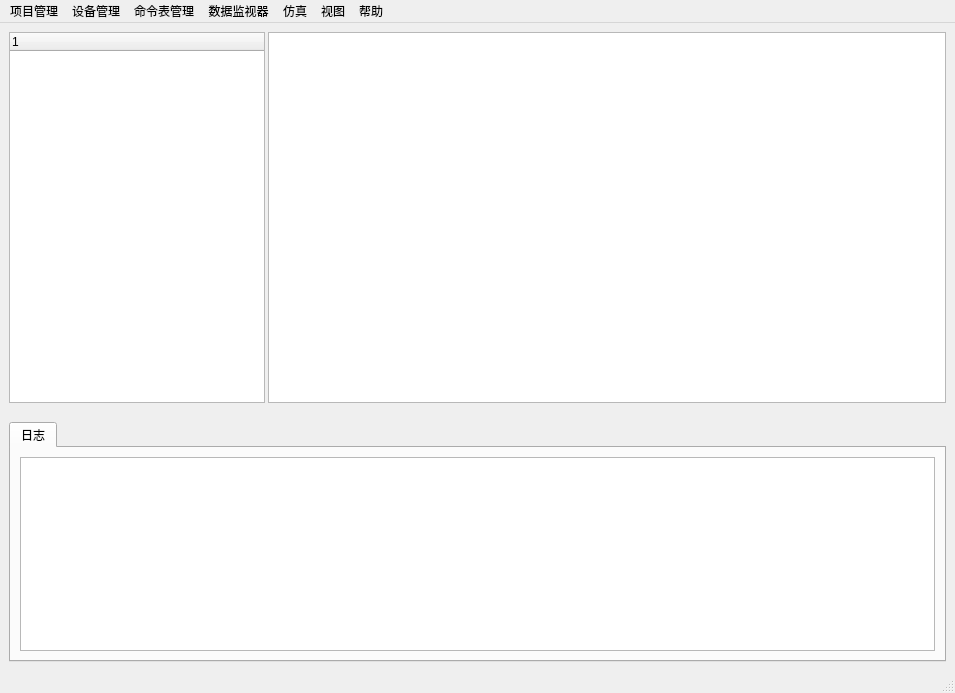
Before: the Qt Designer form mainwindow.ui in RobbinLin7/ARINC659-SIM, drawn with Qt 5.
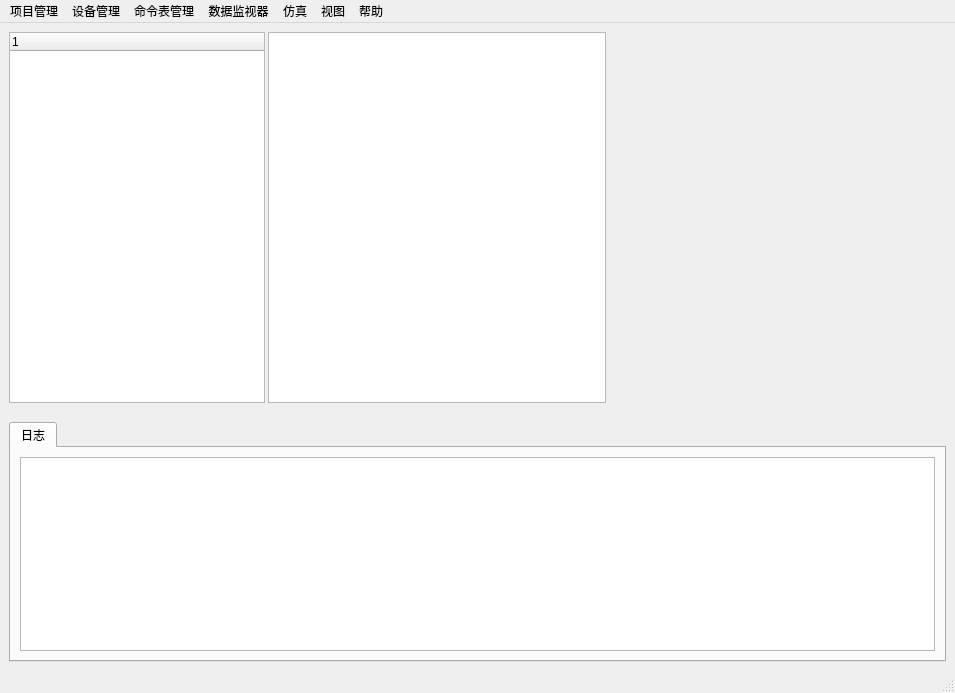
After: the same form once the commit is applied.

```diff
--- a/mainwindow.ui
+++ b/mainwindow.ui
@@ -74,6 +74,9 @@
           </property>
          </widget>
         </item>
+        <item>
+         <widget class="QWidget" name="widget" native="true"/>
+        </item>
        </layout>
       </item>
       <item>
```
Left out of the diff: 2 changed lines with no effect on the pictures.
